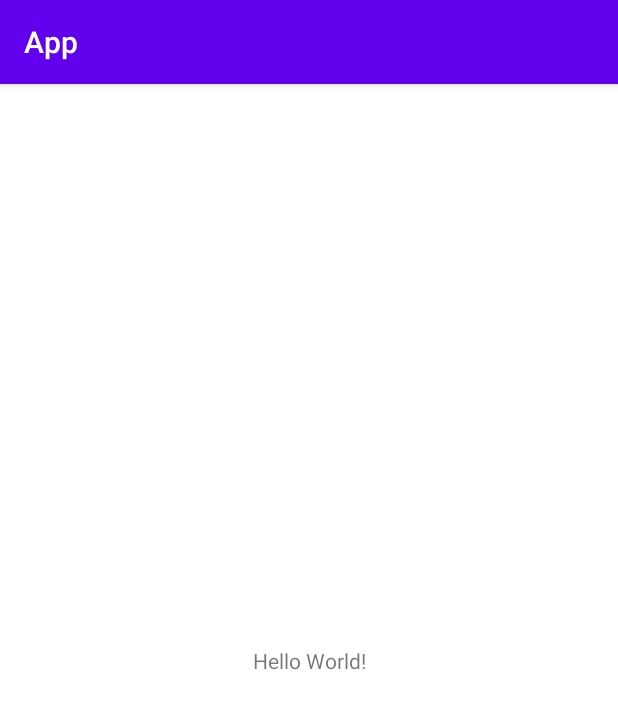
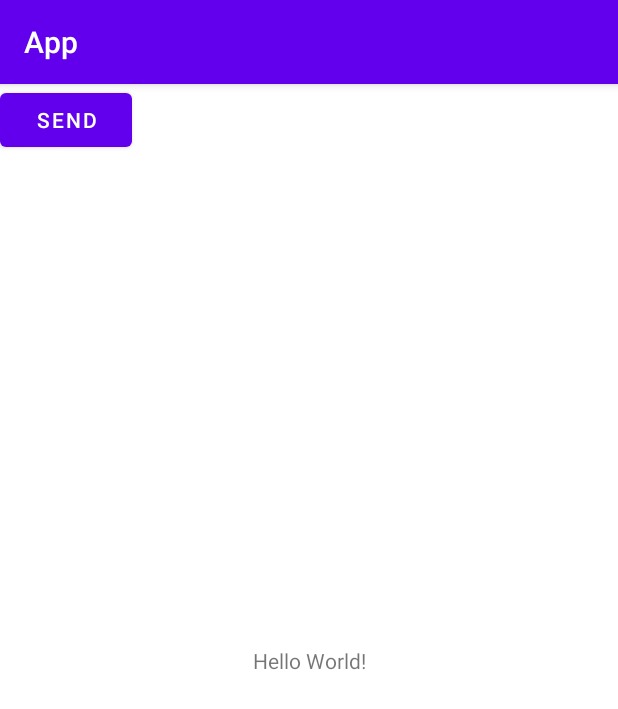
Before and after one commit to devinaparihar/smart-campus-senior-design, an Android app: the screen it shows after launch (MainActivity), on a phone screen of 412 x 824 dp. Shown: the top 709 px of the screen. Run offline under Robolectric (Android 15) with nearby library versions, the phone set to English and light mode, and no system bars; libraries missing offline, so code that uses them is left out: com.amplifyframework, com.amplifyframework.api, com.amplifyframework.core, com.amplifyframework.datastore; 2 statements that could not run were skipped.

Commit message:
successful upload button

```diff
--- a/App/app/src/main/java/com/example/app/AmplifyApp.java
+++ b/App/app/src/main/java/com/example/app/AmplifyApp.java
@@ -2,6 +2,8 @@ package com.example.app;
 
 import android.app.Application;
 import android.util.Log;
+import android.view.View;
+import android.widget.Button;
 
 import com.amplifyframework.AmplifyException;
 import com.amplifyframework.api.aws.AWSApiPlugin;
@@ -9,7 +11,13 @@ import com.amplifyframework.api.graphql.model.ModelMutation;
 import com.amplifyframework.core.Amplify;
 import com.amplifyframework.datastore.generated.model.Todo;
 
-public class AmplifyApp extends Application {
+public class AmplifyApp extends Application{
+
+    private static AmplifyApp singleton;
+
+    public static AmplifyApp getInstance(){
+        return singleton;
+    }
 
     public void onCreate() {
         super.onCreate();
@@ -22,7 +30,7 @@ public class AmplifyApp extends Application {
         } catch (AmplifyException error) {
             Log.e("MyAmplifyApp", "Could not initialize Amplify", error);
         }
-
+/*
         Todo todo = Todo.builder()
                 .name("My first todo")
                 .description("todo description")
@@ -33,5 +41,20 @@ public class AmplifyApp extends Application {
                 response -> Log.i("MyAmplifyApp", "Added Todo with id: " + response.getData().getId()),
                 error -> Log.e("MyAmplifyApp", "Create failed", error)
         );
+ */
+        singleton = this;
+    }
+
+    public void sendMessage(String message){
+        Todo todo = Todo.builder()
+                .name("Message")
+                .description("message")
+                .build();
+
+        Amplify.API.mutate(
+                ModelMutation.create(todo),
+                response -> Log.i("MyAmplifyApp", "Added Todo with id:" + response.getData().getId()),
+                error -> Log.e("MyAmplifyApp", "Create failed", error)
+        );
     }
 }
--- a/App/app/src/main/java/com/example/app/MainActivity.java
+++ b/App/app/src/main/java/com/example/app/MainActivity.java
@@ -2,13 +2,29 @@ package com.example.app;
 
 import androidx.appcompat.app.AppCompatActivity;
 
+import android.app.Application;
 import android.os.Bundle;
+import android.view.View;
+import android.view.View.OnClickListener;
+import android.widget.Button;
 
-public class MainActivity extends AppCompatActivity {
+public class MainActivity extends AppCompatActivity implements OnClickListener{
+
+    private Button msgButton;
+    private AmplifyApp amplifyApp;
 
     @Override
     protected void onCreate(Bundle savedInstanceState) {
         super.onCreate(savedInstanceState);
         setContentView(R.layout.activity_main);
+
+        amplifyApp = AmplifyApp.getInstance();
+        msgButton = (Button)findViewById(R.id.msgButton);
+        msgButton.setOnClickListener(this);
+    }
+
+    @Override
+    public void onClick(View v) {
+        amplifyApp.sendMessage("This is a test");
     }
 }
--- a/App/app/src/main/res/layout/activity_main.xml
+++ b/App/app/src/main/res/layout/activity_main.xml
@@ -15,4 +15,12 @@
         app:layout_constraintRight_toRightOf="parent"
         app:layout_constraintTop_toTopOf="parent" />
 
+    <Button
+        android:id="@+id/msgButton"
+        android:layout_width="wrap_content"
+        android:layout_height="wrap_content"
+        android:text="Send"
+        tools:layout_editor_absoluteX="159dp"
+        tools:layout_editor_absoluteY="579dp" />
+
 </androidx.constraintlayout.widget.ConstraintLayout>
```
